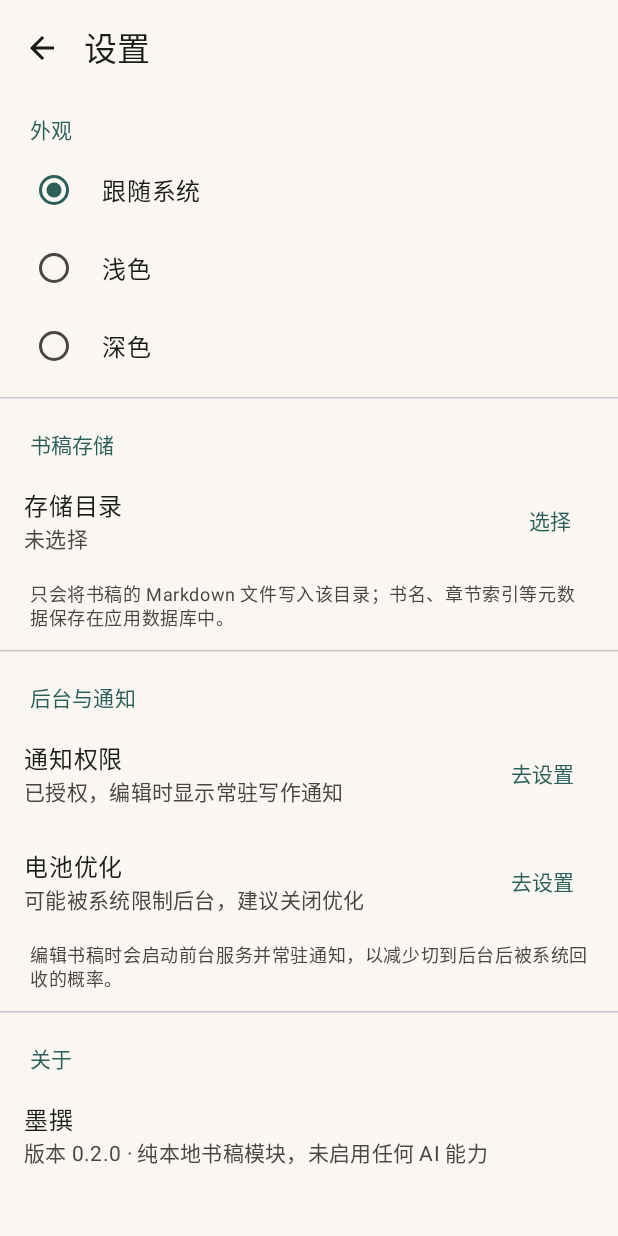
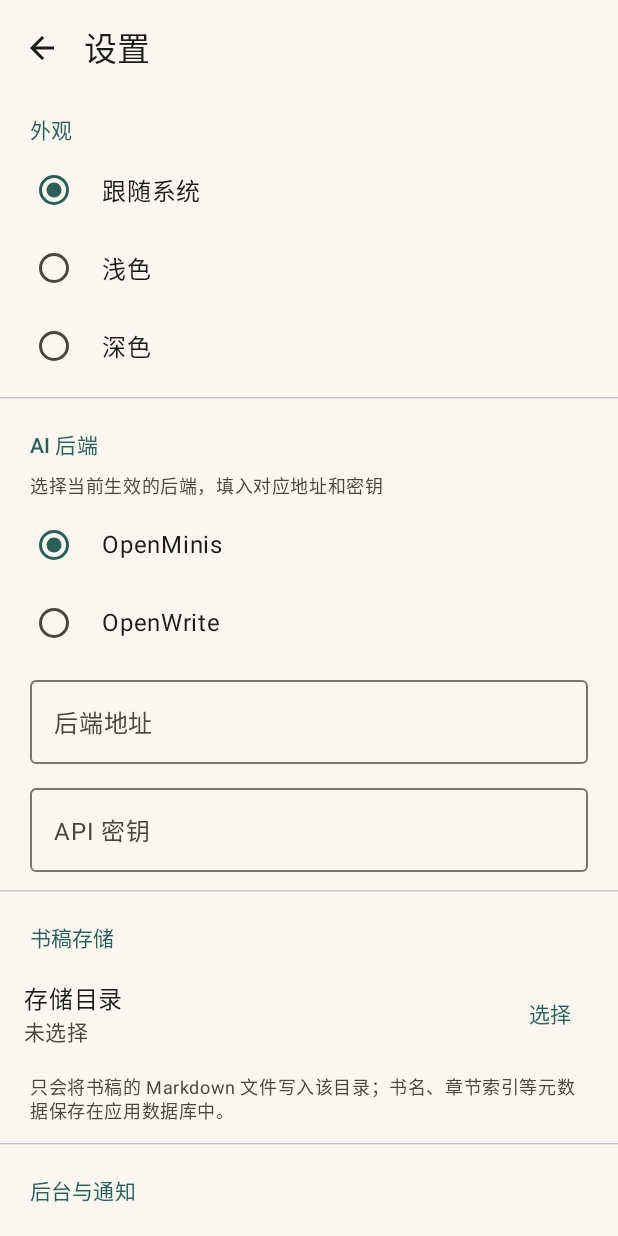
Before and after one commit to tes9523/mozhuan, an Android app built with Jetpack Compose: the screen it shows after launch (MainActivity), after a tap on "设置", on a phone screen of 412 x 824 dp. Run offline under Robolectric (Android 15) with nearby library versions, the phone set to English and light mode, and no system bars; our stand-ins replace Room's generated code.

Commit message:
阶段2：网络适配层（OpenMinis / OpenWrite 双后端 SSE）
- 新增 net 包：统一 AI 入参/返回模型、后端抽象接口、SSE 流式适配
- OpenMinis 适配器：OpenAI 兼容协议，POST /v1/chat/completions
- OpenWrite 适配器：自定义协议，POST /api/generate
- AiClient 统一入口，上层不感知后端差异，新增后端只需注册适配器
- 设置页新增 AI 后端选择（单选框）+ 地址/密钥输入，实时持久化
- versionCode 2 / versionName 0.3.0，添加 OkHttp 依赖和网络权限

```diff
--- a/app/build.gradle.kts
+++ b/app/build.gradle.kts
@@ -20,8 +20,8 @@ android {
         applicationId = "com.mozhuan"
         minSdk = 33
         targetSdk = 35
-        versionCode = 1
-        versionName = "0.2.0"
+        versionCode = 2
+        versionName = "0.3.0"
 
         testInstrumentationRunner = "androidx.test.runner.AndroidJUnitRunner"
     }
@@ -76,6 +76,7 @@ dependencies {
     implementation(libs.androidx.room.runtime)
     implementation(libs.androidx.room.ktx)
     ksp(libs.androidx.room.compiler)
+    implementation(libs.okhttp)
 
     implementation(platform(libs.androidx.compose.bom))
     implementation(libs.androidx.compose.ui)
--- a/app/src/main/AndroidManifest.xml
+++ b/app/src/main/AndroidManifest.xml
@@ -1,6 +1,7 @@
 <?xml version="1.0" encoding="utf-8"?>
 <manifest xmlns:android="http://schemas.android.com/apk/res/android">
 
+    <uses-permission android:name="android.permission.INTERNET" />
     <uses-permission android:name="android.permission.POST_NOTIFICATIONS" />
     <uses-permission android:name="android.permission.FOREGROUND_SERVICE" />
     <uses-permission android:name="android.permission.FOREGROUND_SERVICE_SPECIAL_USE" />
--- a/app/src/main/java/com/mozhuan/business/repository/SettingsRepository.kt
+++ b/app/src/main/java/com/mozhuan/business/repository/SettingsRepository.kt
@@ -2,6 +2,8 @@ package com.mozhuan.business.repository
 
 import android.net.Uri
 import com.mozhuan.business.model.ThemeMode
+import com.mozhuan.net.AiBackendType
+import com.mozhuan.net.model.BackendConfig
 import com.mozhuan.storage.preferences.AppPreferences
 import com.mozhuan.storage.saf.SafDocumentStore
 import kotlinx.coroutines.flow.MutableStateFlow
@@ -18,6 +20,48 @@ class SettingsRepository(
 
     val rootUri: StateFlow<String?> = preferences.rootUri
 
+    // ── AI 后端配置 ──────────────────────────────────────────────
+
+    /** 当前选中的后端类型。 */
+    private val _aiBackend = MutableStateFlow(AiBackendType.from(preferences.aiBackend.value))
+    val aiBackend: StateFlow<AiBackendType> = _aiBackend.asStateFlow()
+
+    /** 切换当前生效的后端。 */
+    fun setAiBackend(type: AiBackendType) {
+        preferences.setAiBackend(type.name)
+        _aiBackend.value = type
+    }
+
+    /** 获取指定后端的配置。 */
+    fun getBackendConfig(type: AiBackendType): BackendConfig = when (type) {
+        AiBackendType.OPEN_MINIS -> BackendConfig(
+            baseUrl = preferences.openMinisBaseUrl,
+            apiKey = preferences.openMinisApiKey,
+        )
+        AiBackendType.OPEN_WRITE -> BackendConfig(
+            baseUrl = preferences.openWriteBaseUrl,
+            apiKey = preferences.openWriteApiKey,
+        )
+    }
+
+    /** 保存指定后端的地址。 */
+    fun setBackendBaseUrl(type: AiBackendType, url: String) {
+        when (type) {
+            AiBackendType.OPEN_MINIS -> preferences.openMinisBaseUrl = url
+            AiBackendType.OPEN_WRITE -> preferences.openWriteBaseUrl = url
+        }
+    }
+
+    /** 保存指定后端的密钥。 */
+    fun setBackendApiKey(type: AiBackendType, key: String) {
+        when (type) {
+            AiBackendType.OPEN_MINIS -> preferences.openMinisApiKey = key
+            AiBackendType.OPEN_WRITE -> preferences.openWriteApiKey = key
+        }
+    }
+
+    // ── 基础设置 ──────────────────────────────────────────────────
+
     fun setThemeMode(mode: ThemeMode) {
         preferences.setThemeMode(mode.name)
         _themeMode.value = mode
--- /dev/null
+++ b/app/src/main/java/com/mozhuan/net/AiBackendType.kt
@@ -0,0 +1,16 @@
+package com.mozhuan.net
+
+/**
+ * 支持的 AI 后端类型。
+ * 新增后端时在此扩展枚举值，并实现对应的 [AiBackend] 适配器。
+ */
+enum class AiBackendType(val displayName: String) {
+    OPEN_MINIS("OpenMinis"),
+    OPEN_WRITE("OpenWrite"),
+    ;
+
+    companion object {
+        fun from(name: String): AiBackendType =
+            entries.firstOrNull { it.name == name } ?: OPEN_MINIS
+    }
+}
--- a/app/src/main/java/com/mozhuan/storage/preferences/AppPreferences.kt
+++ b/app/src/main/java/com/mozhuan/storage/preferences/AppPreferences.kt
@@ -6,7 +6,7 @@ import kotlinx.coroutines.flow.StateFlow
 import kotlinx.coroutines.flow.asStateFlow
 
 /**
- * 轻量偏好存储：只保存主题模式、SAF 根目录 URI 等应用级设置。
+ * 轻量偏好存储：保存主题模式、SAF 根目录 URI、AI 后端配置等应用级设置。
  * 书稿元数据由 Room 保存，正文由 SAF 文件保存。
  */
 class AppPreferences(context: Context) {
@@ -19,6 +19,39 @@ class AppPreferences(context: Context) {
 
     private val _themeMode = MutableStateFlow(prefs.getString(KEY_THEME_MODE, THEME_SYSTEM) ?: THEME_SYSTEM)
     val themeMode: StateFlow<String> = _themeMode.asStateFlow()
+
+    // ── AI 后端配置 ──────────────────────────────────────────────
+
+    /** 当前选中的后端类型（OPEN_MINIS / OPEN_WRITE）。 */
+    private val _aiBackend = MutableStateFlow(prefs.getString(KEY_AI_BACKEND, "OPEN_MINIS") ?: "OPEN_MINIS")
+    val aiBackend: StateFlow<String> = _aiBackend.asStateFlow()
+
+    fun setAiBackend(type: String) {
+        prefs.edit().putString(KEY_AI_BACKEND, type).apply()
+        _aiBackend.value = type
+    }
+
+    /** OpenMinis 后端地址。 */
+    var openMinisBaseUrl: String
+        get() = prefs.getString(KEY_OPEN_MINIS_URL, "") ?: ""
+        set(value) = prefs.edit().putString(KEY_OPEN_MINIS_URL, value).apply()
+
+    /** OpenMinis API 密钥。 */
+    var openMinisApiKey: String
+        get() = prefs.getString(KEY_OPEN_MINIS_KEY, "") ?: ""
+        set(value) = prefs.edit().putString(KEY_OPEN_MINIS_KEY, value).apply()
+
+    /** OpenWrite 后端地址。 */
+    var openWriteBaseUrl: String
+        get() = prefs.getString(KEY_OPEN_WRITE_URL, "") ?: ""
+        set(value) = prefs.edit().putString(KEY_OPEN_WRITE_URL, value).apply()
+
+    /** OpenWrite API 密钥。 */
+    var openWriteApiKey: String
+        get() = prefs.getString(KEY_OPEN_WRITE_KEY, "") ?: ""
+        set(value) = prefs.edit().putString(KEY_OPEN_WRITE_KEY, value).apply()
+
+    // ── 基础设置 ──────────────────────────────────────────────────
 
     fun setRootUri(uri: String?) {
         prefs.edit().putString(KEY_ROOT_URI, uri).apply()
@@ -41,6 +74,11 @@ class AppPreferences(context: Context) {
         private const val KEY_ROOT_URI = "storage_root_uri"
         private const val KEY_THEME_MODE = "theme_mode"
         private const val KEY_NOTIFICATION_ASKED = "notification_permission_asked"
+        private const val KEY_AI_BACKEND = "ai_backend"
+        private const val KEY_OPEN_MINIS_URL = "openminis_base_url"
+        private const val KEY_OPEN_MINIS_KEY = "openminis_api_key"
+        private const val KEY_OPEN_WRITE_URL = "openwrite_base_url"
+        private const val KEY_OPEN_WRITE_KEY = "openwrite_api_key"
         const val THEME_SYSTEM = "SYSTEM"
     }
 }
--- a/app/src/main/java/com/mozhuan/ui/screen/settings/SettingsScreen.kt
+++ b/app/src/main/java/com/mozhuan/ui/screen/settings/SettingsScreen.kt
@@ -20,6 +20,7 @@ import androidx.compose.material3.Icon
 import androidx.compose.material3.IconButton
 import androidx.compose.material3.ListItem
 import androidx.compose.material3.MaterialTheme
+import androidx.compose.material3.OutlinedTextField
 import androidx.compose.material3.RadioButton
 import androidx.compose.material3.Scaffold
 import androidx.compose.material3.SnackbarHost
@@ -43,6 +44,7 @@ import androidx.lifecycle.LifecycleEventObserver
 import androidx.lifecycle.compose.LocalLifecycleOwner
 import androidx.lifecycle.compose.collectAsStateWithLifecycle
 import com.mozhuan.business.model.ThemeMode
+import com.mozhuan.net.AiBackendType
 import com.mozhuan.system.permission.NotificationPermission
 import com.mozhuan.system.power.BatteryOptimizationHelper
 
@@ -56,6 +58,9 @@ fun SettingsScreen(
     val storageName by viewModel.storageName.collectAsStateWithLifecycle()
     val storageReady by viewModel.storageReady.collectAsStateWithLifecycle()
     val message by viewModel.message.collectAsStateWithLifecycle()
+    val aiBackend by viewModel.aiBackend.collectAsStateWithLifecycle()
+    val backendBaseUrl by viewModel.backendBaseUrl.collectAsStateWithLifecycle()
+    val backendApiKey by viewModel.backendApiKey.collectAsStateWithLifecycle()
 
     val context = LocalContext.current
     val snackbarHostState = remember { SnackbarHostState() }
@@ -114,6 +119,7 @@ fun SettingsScreen(
                 .verticalScroll(rememberScrollState())
                 .padding(bottom = 24.dp),
         ) {
+            // ── 外观 ──────────────────────────────────────────────
             SectionTitle("外观")
             ThemeOption("跟随系统", ThemeMode.SYSTEM, themeMode) {
                 viewModel.setThemeMode(it)
@@ -127,6 +133,46 @@ fun SettingsScreen(
 
             HorizontalDivider(modifier = Modifier.padding(vertical = 8.dp))
 
+            // ── AI 后端 ───────────────────────────────────────────
+            SectionTitle("AI 后端")
+            Text(
+                text = "选择当前生效的后端，填入对应地址和密钥",
+                modifier = Modifier.padding(horizontal = 20.dp, vertical = 4.dp),
+                style = MaterialTheme.typography.bodySmall,
+                color = MaterialTheme.colorScheme.onSurfaceVariant,
+            )
+            BackendOption("OpenMinis", AiBackendType.OPEN_MINIS, aiBackend) {
+                viewModel.setAiBackend(it)
+            }
+            BackendOption("OpenWrite", AiBackendType.OPEN_WRITE, aiBackend) {
+                viewModel.setAiBackend(it)
+            }
+
+            // 当前后端的地址和密钥输入框
+            OutlinedTextField(
+                value = backendBaseUrl,
+                onValueChange = { viewModel.setBackendBaseUrl(it) },
+                label = { Text("后端地址") },
+                placeholder = { Text("https://api.example.com") },
+                singleLine = true,
+                modifier = Modifier
+                    .fillMaxWidth()
+                    .padding(horizontal = 20.dp, vertical = 4.dp),
+            )
+            OutlinedTextField(
+                value = backendApiKey,
+                onValueChange = { viewModel.setBackendApiKey(it) },
+                label = { Text("API 密钥") },
+                placeholder = { Text("sk-...") },
+                singleLine = true,
+                modifier = Modifier
+                    .fillMaxWidth()
+                    .padding(horizontal = 20.dp, vertical = 4.dp),
+            )
+
+            HorizontalDivider(modifier = Modifier.padding(vertical = 8.dp))
+
+            // ── 书稿存储 ──────────────────────────────────────────
             SectionTitle("书稿存储")
             ListItem(
                 headlineContent = { Text("存储目录") },
@@ -157,6 +203,7 @@ fun SettingsScreen(
 
             HorizontalDivider(modifier = Modifier.padding(vertical = 8.dp))
 
+            // ── 后台与通知 ────────────────────────────────────────
             SectionTitle("后台与通知")
             ListItem(
                 headlineContent = { Text("通知权限") },
@@ -222,11 +269,12 @@ fun SettingsScreen(
 
             HorizontalDivider(modifier = Modifier.padding(vertical = 8.dp))
 
+            // ── 关于 ──────────────────────────────────────────────
             SectionTitle("关于")
             ListItem(
                 headlineContent = { Text("墨撰") },
                 supportingContent = {
-                    Text("版本 0.2.0 · 纯本地书稿模块，未启用任何 AI 能力")
+                    Text("版本 0.3.0 · 阶段2 网络适配层")
                 },
             )
             Spacer(modifier = Modifier.height(8.dp))
@@ -266,3 +314,26 @@ private fun ThemeOption(
         )
     }
 }
+
+@Composable
+private fun BackendOption(
+    label: String,
+    type: AiBackendType,
+    current: AiBackendType,
+    onSelect: (AiBackendType) -> Unit,
+) {
+    Row(
+        modifier = Modifier
+            .fillMaxWidth()
+            .clickable { onSelect(type) }
+            .padding(horizontal = 12.dp, vertical = 2.dp),
+        verticalAlignment = Alignment.CenterVertically,
+    ) {
+        RadioButton(selected = type == current, onClick = { onSelect(type) })
+        Text(
+            text = label,
+            modifier = Modifier.padding(start = 8.dp),
+            style = MaterialTheme.typography.bodyLarge,
+        )
+    }
+}
--- a/app/src/main/java/com/mozhuan/ui/screen/settings/SettingsViewModel.kt
+++ b/app/src/main/java/com/mozhuan/ui/screen/settings/SettingsViewModel.kt
@@ -5,6 +5,7 @@ import androidx.lifecycle.ViewModel
 import androidx.lifecycle.viewModelScope
 import com.mozhuan.business.model.ThemeMode
 import com.mozhuan.business.repository.SettingsRepository
+import com.mozhuan.net.AiBackendType
 import kotlinx.coroutines.flow.MutableStateFlow
 import kotlinx.coroutines.flow.StateFlow
 import kotlinx.coroutines.flow.asStateFlow
@@ -15,6 +16,7 @@ class SettingsViewModel(
 ) : ViewModel() {
 
     val themeMode: StateFlow<ThemeMode> = settingsRepository.themeMode
+    val aiBackend: StateFlow<AiBackendType> = settingsRepository.aiBackend
 
     private val _storageName = MutableStateFlow(settingsRepository.storageDisplayName())
     val storageName: StateFlow<String?> = _storageName.asStateFlow()
@@ -24,6 +26,47 @@ class SettingsViewModel(
 
     private val _message = MutableStateFlow<String?>(null)
     val message: StateFlow<String?> = _message.asStateFlow()
+
+    // ── AI 后端配置 ──────────────────────────────────────────────
+
+    /** 当前后端的地址输入框内容。 */
+    private val _backendBaseUrl = MutableStateFlow("")
+    val backendBaseUrl: StateFlow<String> = _backendBaseUrl.asStateFlow()
+
+    /** 当前后端的密钥输入框内容。 */
+    private val _backendApiKey = MutableStateFlow("")
+    val backendApiKey: StateFlow<String> = _backendApiKey.asStateFlow()
+
+    init {
+        loadBackendConfig(settingsRepository.aiBackend.value)
+    }
+
+    /** 切换后端时重新加载对应配置。 */
+    fun setAiBackend(type: AiBackendType) {
+        settingsRepository.setAiBackend(type)
+        loadBackendConfig(type)
+    }
+
+    /** 加载指定后端的地址和密钥到输入框。 */
+    private fun loadBackendConfig(type: AiBackendType) {
+        val config = settingsRepository.getBackendConfig(type)
+        _backendBaseUrl.value = config.baseUrl
+        _backendApiKey.value = config.apiKey
+    }
+
+    /** 地址输入框内容变更时实时保存。 */
+    fun setBackendBaseUrl(url: String) {
+        _backendBaseUrl.value = url
+        settingsRepository.setBackendBaseUrl(settingsRepository.aiBackend.value, url)
+    }
+
+    /** 密钥输入框内容变更时实时保存。 */
+    fun setBackendApiKey(key: String) {
+        _backendApiKey.value = key
+        settingsRepository.setBackendApiKey(settingsRepository.aiBackend.value, key)
+    }
+
+    // ── 基础设置 ──────────────────────────────────────────────────
 
     fun setThemeMode(mode: ThemeMode) {
         settingsRepository.setThemeMode(mode)
--- a/gradle/libs.versions.toml
+++ b/gradle/libs.versions.toml
@@ -10,6 +10,7 @@ navigationCompose = "2.8.5"
 room = "2.6.1"
 documentfile = "1.0.1"
 coroutines = "1.9.0"
+okhttp = "4.12.0"
 junit = "4.13.2"
 junitExt = "1.2.1"
 espressoCore = "3.6.1"
@@ -33,6 +34,7 @@ androidx-compose-ui-tooling-preview = { group = "androidx.compose.ui", name = "u
 androidx-compose-material3 = { group = "androidx.compose.material3", name = "material3" }
 androidx-compose-material-icons-core = { group = "androidx.compose.material", name = "material-icons-core" }
 kotlinx-coroutines-android = { group = "org.jetbrains.kotlinx", name = "kotlinx-coroutines-android", version.ref = "coroutines" }
+okhttp = { group = "com.squareup.okhttp3", name = "okhttp", version.ref = "okhttp" }
 junit = { group = "junit", name = "junit", version.ref = "junit" }
 androidx-junit = { group = "androidx.test.ext", name = "junit", version.ref = "junitExt" }
 androidx-espresso-core = { group = "androidx.test.espresso", name = "espresso-core", version.ref = "espressoCore" }
```
Also changed, not shown: app/src/main/java/com/mozhuan/net/AiBackend.kt (added, +38 -0 lines), app/src/main/java/com/mozhuan/net/AiClient.kt (added, +57 -0 lines), app/src/main/java/com/mozhuan/net/model/AiModels.kt (added, +72 -0 lines), app/src/main/java/com/mozhuan/net/openminis/OpenMinisAdapter.kt (added, +164 -0 lines), app/src/main/java/com/mozhuan/net/openwrite/OpenWriteAdapter.kt (added, +145 -0 lines).
